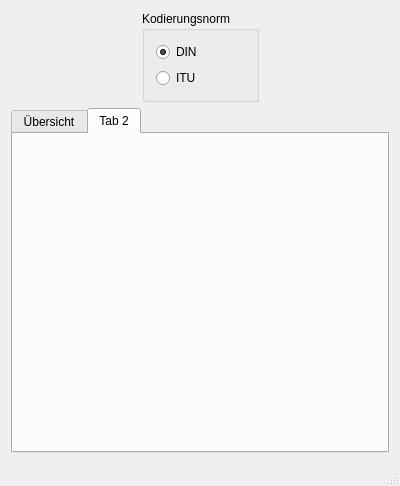
tuxmaster/Funkalphabet, file Dialoge/Hauptfenster.ui: the form before one commit.
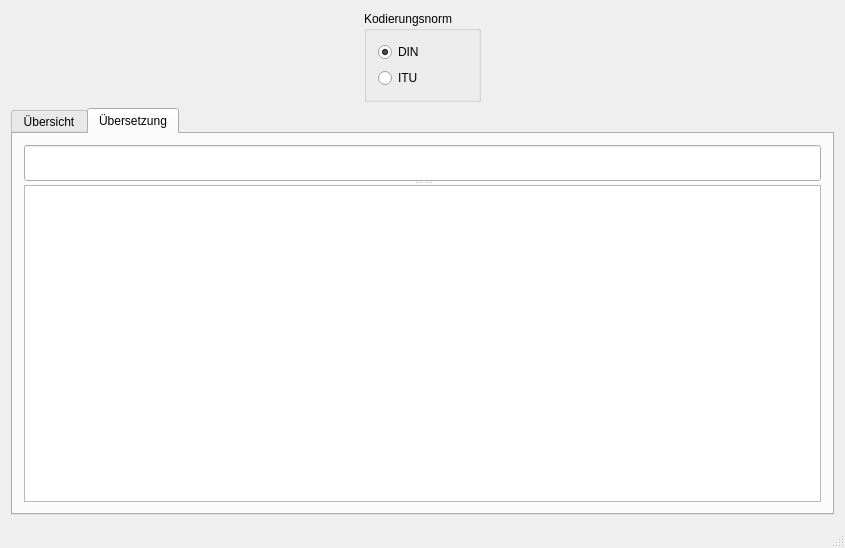
The form after the commit. The open tabs and pages were chosen to show the change. Icons and pictures are not drawn.

Commit message: - Alles für die Übersetung vorbereitet

```diff
--- a/Dialoge/Hauptfenster.ui
+++ b/Dialoge/Hauptfenster.ui
@@ -6,8 +6,8 @@
    <rect>
     <x>0</x>
     <y>0</y>
-    <width>400</width>
-    <height>486</height>
+    <width>845</width>
+    <height>548</height>
    </rect>
   </property>
   <property name="windowTitle">
@@ -117,8 +117,27 @@
       </widget>
       <widget class="QWidget" name="tab_2">
        <attribute name="title">
-        <string>Tab 2</string>
+        <string>Übersetzung</string>
        </attribute>
+       <layout class="QVBoxLayout" name="verticalLayout_4">
+        <item>
+         <widget class="QSplitter" name="splitter">
+          <property name="orientation">
+           <enum>Qt::Vertical</enum>
+          </property>
+          <widget class="QLineEdit" name="txtEingabe">
+           <property name="toolTip">
+            <string>Bitte den Text eingeben und die Eingabetaste drücken.</string>
+           </property>
+          </widget>
+          <widget class="QTextBrowser" name="txtAusgabe">
+           <property name="acceptDrops">
+            <bool>false</bool>
+           </property>
+          </widget>
+         </widget>
+        </item>
+       </layout>
       </widget>
      </widget>
     </item>
```
Left out of the diff: 20 changed lines with no effect on the pictures. The commit also changes 2 other files.
